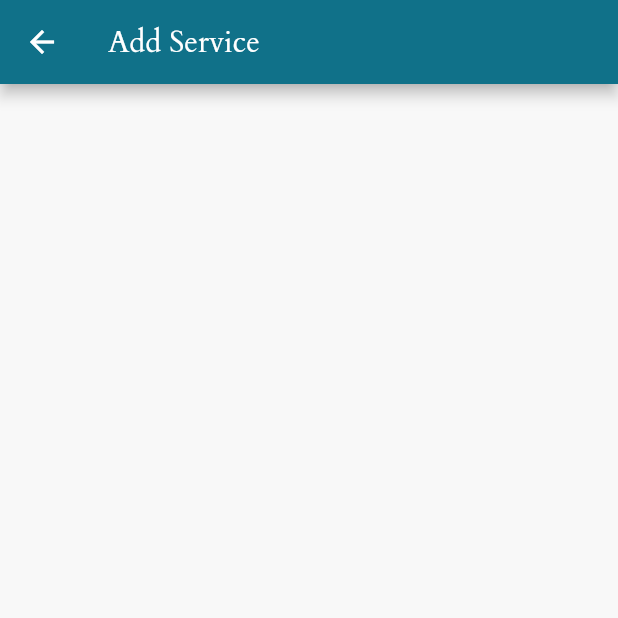
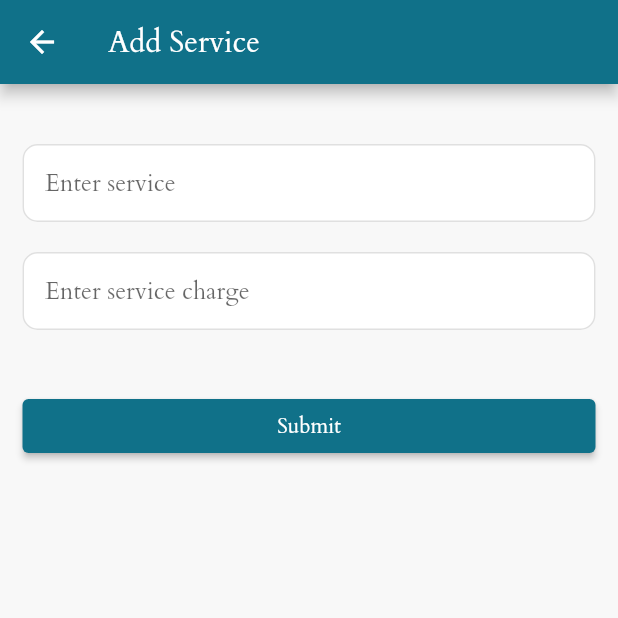
Before and after one commit to aniket-yadav/automobile-service, a Flutter app: the AddService screen opened by its route, on a phone screen of 412 x 824 dp, the top half of it. Run offline on Flutter 3.47's test engine with Material 2 defaults, Android fonts, the phone set to English and light mode, and no system bars; our stand-ins replace firebase_core, google_maps_flutter, image_picker, jiffy, numberpicker, shared_preferences; missing offline and left inert: encrypt; accounts and stored records are empty.

Commit message:
services

```diff
--- /dev/null
+++ b/lib/model/service_model.dart
@@ -0,0 +1,27 @@
+class ServiceModel {
+  String? serviceid;
+  String? name;
+  String? charge;
+  ServiceModel({
+    this.name,this.charge,this.serviceid,
+  });
+
+  factory ServiceModel.fromJson(Map<String, dynamic>? json) {
+    return ServiceModel(
+      charge: json?['charge'],
+      name: json?['name'],
+      serviceid: json?['serviceid'],
+    );
+  }
+
+  Map<String, dynamic> toJson() {
+    Map<String, dynamic> temp = {
+      'charge': charge,
+      'name': name,
+      'serviceid': serviceid,
+    };
+    temp.removeWhere((key, value) => value == null);
+
+    return temp;
+  }
+}
--- /dev/null
+++ b/lib/model/services_response.dart
@@ -0,0 +1,34 @@
+import 'package:automobileservice/model/service_model.dart';
+
+class ServicesResponse {
+  bool? success;
+  String? message;
+  List<ServiceModel>? data;
+
+  ServicesResponse({
+    this.success,
+    this.message,
+    this.data,
+  });
+
+  factory ServicesResponse.fromJson(Map<String, dynamic>? json) {
+    return ServicesResponse(
+      success: json?['success'],
+      message: json?['message'],
+      data: json?['data']
+          ?.map<ServiceModel>((e) => ServiceModel.fromJson(e))
+          .toList(),
+    );
+  }
+
+  Map<String, dynamic> toJson() {
+    Map<String, dynamic> temp = {
+      'success': success,
+      'message': message,
+      'data': data?.map((e) => e.toJson()).toList(),
+    };
+    temp.removeWhere((key, value) => value == null);
+
+    return temp;
+  }
+}
--- a/lib/service/services.dart
+++ b/lib/service/services.dart
@@ -11,3 +11,5 @@ const changePasswordService = "api/change_password.php";
 const managersService = "api/managers.php";
 const customersService = "api/customers.php";
 const addManagerService = "api/add_manager.php";
+const saveChargeService = "api/save_service.php";
+const servicesList = "api/services.php";
--- a/lib/view/admin/add_service.dart
+++ b/lib/view/admin/add_service.dart
@@ -1,6 +1,7 @@
+import 'package:automobileservice/controller/data_controller.dart';
 import 'package:flutter/material.dart';
-import 'package:flutter/src/foundation/key.dart';
-import 'package:flutter/src/widgets/framework.dart';
+import 'package:flutter/services.dart';
+import 'package:provider/provider.dart';
 
 class AddService extends StatefulWidget {
   const AddService({Key? key}) : super(key: key);
@@ -10,12 +11,71 @@ class AddService extends StatefulWidget {
 }
 
 class _AddServiceState extends State<AddService> {
+  TextEditingController nameController = TextEditingController();
+  TextEditingController chargeController = TextEditingController();
   @override
   Widget build(BuildContext context) {
+    final dataController = Provider.of<DataController>(context);
     return Scaffold(
       appBar: AppBar(
         title: const Text("Add Service"),
       ),
+      body: SingleChildScrollView(
+        child: Column(
+          children: [
+            const SizedBox(
+              height: 30,
+            ),
+            Container(
+              margin: const EdgeInsets.symmetric(
+                horizontal: 15.0,
+                vertical: 10.0,
+              ),
+              child: TextField(
+                controller: nameController,
+                decoration: const InputDecoration(
+                  filled: true,
+                  hintText: "Enter service",
+                ),
+              ),
+            ),
+            Container(
+              margin: const EdgeInsets.symmetric(
+                horizontal: 15.0,
+                vertical: 10.0,
+              ),
+              child: TextField(
+                controller: chargeController,
+                decoration: const InputDecoration(
+                  filled: true,
+                  hintText: "Enter service charge",
+                ),
+                keyboardType: TextInputType.number,
+                inputFormatters: [
+                  FilteringTextInputFormatter.digitsOnly,
+                ],
+              ),
+            ),
+            Container(
+              margin: const EdgeInsets.symmetric(
+                horizontal: 15.0,
+                vertical: 30.0,
+              ),
+              width: double.infinity,
+              child: ElevatedButton(
+                onPressed: () {
+                  var name = nameController.text.trim();
+                  var charge = chargeController.text.trim();
+                  if (name.isNotEmpty && charge.isNotEmpty) {
+                    dataController.saveService(name:name,charge:charge);
+                  }
+                },
+                child: const Text("Submit"),
+              ),
+            )
+          ],
+        ),
+      ),
     );
   }
 }
--- a/lib/view/admin/admin_main_screen.dart
+++ b/lib/view/admin/admin_main_screen.dart
@@ -28,6 +28,7 @@ class _AdminMainScreenState extends State<AdminMainScreen> {
           Provider.of<DataController>(context, listen: false);
       dataController.getFeedbacks();
       dataController.getCustomers();
+      dataController.getServices();
     });
   }
 
```
Also changed, not shown: lib/controller/data_controller.dart (+58 -0 lines), lib/view/admin/services.dart (+47 -0 lines).
